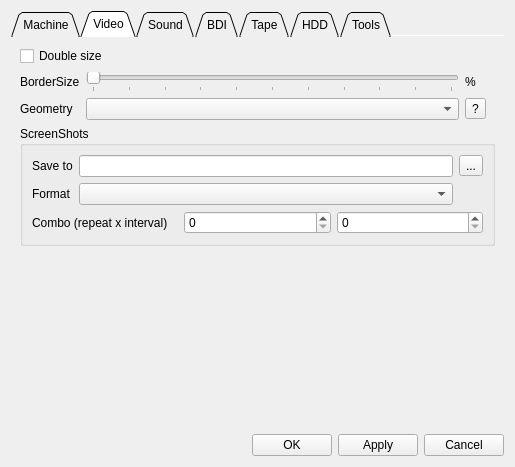
Above: ui/setupwin.ui from samstyle/Xpeccy before the change. Below: the same form after it.
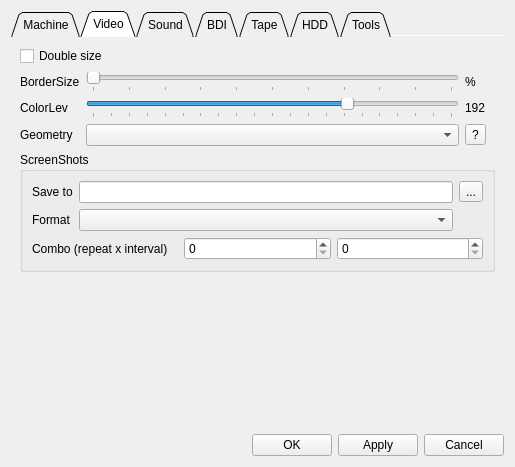
That is the form after the change. The open tabs and pages were chosen to show the change. Icons and pictures are not drawn.

The edit to the form file:
```diff
--- a/ui/setupwin.ui
+++ b/ui/setupwin.ui
@@ -499,17 +499,17 @@
              </property>
             </widget>
            </item>
-           <item row="1" column="0">
+           <item row="2" column="0">
             <widget class="QLabel" name="label_8">
              <property name="text">
               <string>Geometry</string>
              </property>
             </widget>
            </item>
-           <item row="1" column="1">
+           <item row="2" column="1">
             <widget class="QComboBox" name="geombox"/>
            </item>
-           <item row="1" column="2">
+           <item row="2" column="2">
             <widget class="QToolButton" name="geomtip">
              <property name="toolTip">
               <string>test tooltip</string>
@@ -519,6 +519,42 @@
              </property>
             </widget>
            </item>
+           <item row="1" column="0">
+            <widget class="QLabel" name="label_26">
+             <property name="text">
+              <string>ColorLev</string>
+             </property>
+            </widget>
+           </item>
+           <item row="1" column="1">
+            <widget class="QSlider" name="brgslide">
+             <property name="minimum">
+              <number>50</number>
+             </property>
+             <property name="maximum">
+              <number>250</number>
+             </property>
+             <property name="value">
+              <number>192</number>
+             </property>
+             <property name="orientation">
+              <enum>Qt::Horizontal</enum>
+             </property>
+             <property name="tickPosition">
+              <enum>QSlider::TicksBelow</enum>
+             </property>
+             <property name="tickInterval">
+              <number>10</number>
+             </property>
+            </widget>
+           </item>
+           <item row="1" column="2">
+            <widget class="QLabel" name="brglab">
+             <property name="text">
+              <string>192</string>
+             </property>
+            </widget>
+           </item>
           </layout>
          </item>
          <item>
```
